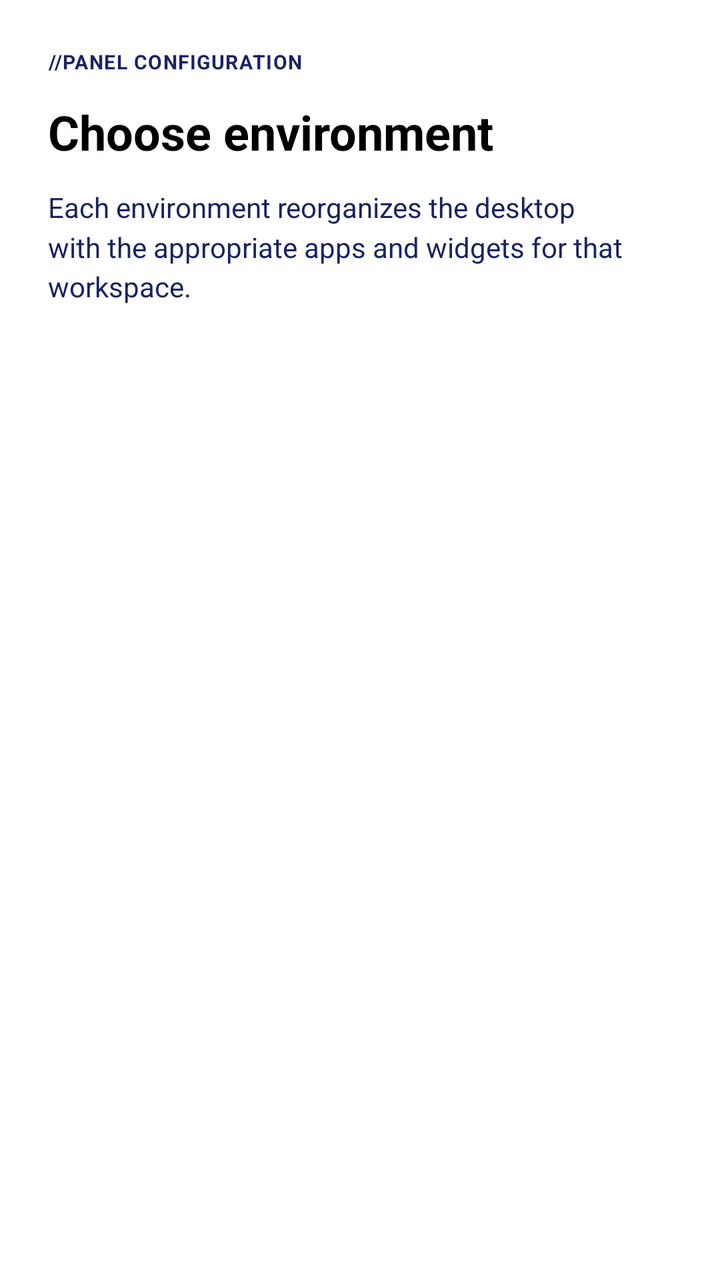
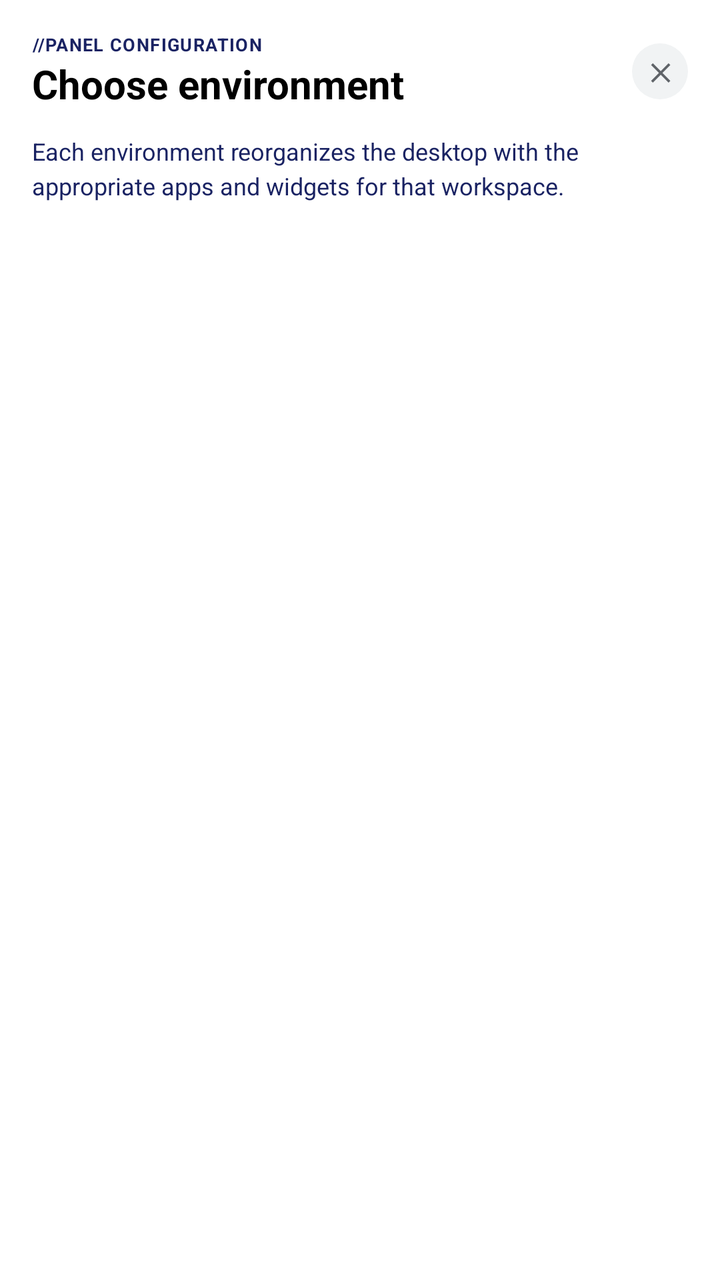

Before-and-after screenshots of an Android layout around one commit, followed by the original layout XML and the change that was made.
<!-- AndroidManifest.xml: application theme Theme.LauncherTs13 -->
<!-- res/layout/dialog_environment_selector.xml -->
<?xml version="1.0" encoding="utf-8"?>
<LinearLayout xmlns:android="http://schemas.android.com/apk/res/android"
    android:layout_width="match_parent"
    android:layout_height="wrap_content"
    android:orientation="vertical"
    android:padding="24dp">

    <TextView
        android:id="@+id/tvSubtitleHeader"
        android:layout_width="wrap_content"
        android:layout_height="wrap_content"
        android:text="@string/config_panel_title"
        android:textColor="#1A2363"
        android:textSize="10sp"
        android:textStyle="bold"
        android:letterSpacing="0.05"
        android:layout_marginBottom="12dp" />

    <TextView
        android:layout_width="wrap_content"
        android:layout_height="wrap_content"
        android:text="@string/choose_environment"
        android:textColor="#000000"
        android:textSize="24sp"
        android:textStyle="bold"
        android:layout_marginBottom="12dp" />

    <TextView
        android:layout_width="match_parent"
        android:layout_height="wrap_content"
        android:text="@string/environment_desc"
        android:textSize="14sp"
        android:textColor="#1A2363"
        android:lineSpacingMultiplier="1.2"
        android:layout_marginBottom="24dp" />

    <androidx.recyclerview.widget.RecyclerView
        android:id="@+id/rvEnvironments"
        android:layout_width="match_parent"
        android:layout_height="0dp"
        android:layout_weight="1"
        android:overScrollMode="never"
        android:clipToPadding="false"
        android:paddingBottom="8dp" />

</LinearLayout>
<!-- resources referenced by this layout -->
<resources>
  <string name="choose_environment">Choose environment</string>
  <string name="config_panel_title">//PANEL CONFIGURATION</string>
  <string name="environment_desc">Each environment reorganizes the desktop with the appropriate apps and widgets for that workspace.</string>
  <style name="Theme.LauncherTs13" parent="Theme.MaterialComponents.DayNight.NoActionBar">
          <item name="colorPrimary">@color/dock_logo_color</item>
          <item name="colorPrimaryVariant">@color/dock_logo_color</item>
          <item name="colorOnPrimary">@color/white</item>
          <item name="colorSecondary">@color/teal_200</item>
          <item name="colorSecondaryVariant">@color/teal_700</item>
          <item name="colorOnSecondary">@color/black</item>
          <item name="android:windowBackground">@android:color/transparent</item>
          <item name="android:windowIsTranslucent">true</item>
          <item name="android:windowShowWallpaper">true</item>
          <item name="android:statusBarColor">@android:color/transparent</item>
          <item name="android:navigationBarColor">@android:color/transparent</item>
          <item name="android:windowLayoutInDisplayCutoutMode" tools:targetApi="o_mr1">shortEdges</item>
      </style>
  <color name="dock_logo_color">#1A2363</color>
  <color name="white">#FFFFFFFF</color>
  <color name="teal_200">#FF03DAC5</color>
  <color name="teal_700">#FF018786</color>
  <color name="black">#FF000000</color>
</resources>

<!-- the commit's change to res/layout/dialog_environment_selector.xml (unified diff, before → after) -->
@@ -1,38 +1,67 @@
 <?xml version="1.0" encoding="utf-8"?>
 <LinearLayout xmlns:android="http://schemas.android.com/apk/res/android"
+    xmlns:app="http://schemas.android.com/apk/res-auto"
     android:layout_width="match_parent"
-    android:layout_height="wrap_content"
+    android:layout_height="match_parent"
     android:orientation="vertical"
-    android:padding="24dp">
+    android:padding="@dimen/dialog_padding">
 
-    <TextView
-        android:id="@+id/tvSubtitleHeader"
-        android:layout_width="wrap_content"
+    
+    <RelativeLayout
+        android:layout_width="match_parent"
         android:layout_height="wrap_content"
-        android:text="@string/config_panel_title"
-        android:textColor="#1A2363"
-        android:textSize="10sp"
-        android:textStyle="bold"
-        android:letterSpacing="0.05"
-        android:layout_marginBottom="12dp" />
+        android:layout_marginBottom="@dimen/dialog_header_margin_bottom">
 
-    <TextView
-        android:layout_width="wrap_content"
-        android:layout_height="wrap_content"
-        android:text="@string/choose_environment"
-        android:textColor="#000000"
-        android:textSize="24sp"
-        android:textStyle="bold"
-        android:layout_marginBottom="12dp" />
+        <LinearLayout
+            android:layout_width="wrap_content"
+            android:layout_height="wrap_content"
+            android:layout_alignParentStart="true"
+            android:layout_centerVertical="true"
+            android:layout_toStartOf="@id/btn_close_env"
+            android:orientation="vertical">
+
+            <TextView
+                android:layout_width="wrap_content"
+                android:layout_height="wrap_content"
+                android:letterSpacing="0.05"
+                android:text="@string/config_panel_title"
+                android:textColor="#1A2363"
+                android:textSize="@dimen/text_size_header_label"
+                android:textStyle="bold" />
+
+            <TextView
+                android:layout_width="wrap_content"
+                android:layout_height="wrap_content"
+                android:text="@string/choose_environment"
+                android:textColor="#000000"
+                android:textSize="@dimen/text_size_header_title"
+                android:textStyle="bold" />
+        </LinearLayout>
+
+        <TextView
+            android:id="@+id/btn_close_env"
+            android:layout_width="@dimen/dialog_close_button_size"
+            android:layout_height="@dimen/dialog_close_button_size"
+            android:layout_alignParentEnd="true"
+            android:layout_centerVertical="true"
+            android:background="@drawable/bg_name_selector_close"
+            android:clickable="true"
+            android:focusable="true"
+            android:gravity="center"
+            android:text="✕"
+            android:textColor="#5F6368"
+            android:textSize="12sp"
+            android:textStyle="bold" />
+    </RelativeLayout>
 
     <TextView
         android:layout_width="match_parent"
         android:layout_height="wrap_content"
         android:text="@string/environment_desc"
-        android:textSize="14sp"
+        android:textSize="@dimen/text_size_body_secondary"
         android:textColor="#1A2363"
         android:lineSpacingMultiplier="1.2"
-        android:layout_marginBottom="24dp" />
+        android:layout_marginBottom="16dp" />
 
     <androidx.recyclerview.widget.RecyclerView
         android:id="@+id/rvEnvironments"
<!-- resource entries referenced after the edit -->
@@ -1,5 +1,17 @@
 <!-- resources referenced by this layout -->
 <resources>
+  <dimen name="dialog_close_button_size">28dp</dimen>
+  <dimen name="dialog_header_margin_bottom">12dp</dimen>
+  <dimen name="dialog_padding">16dp</dimen>
+  <dimen name="text_size_body_secondary">12sp</dimen>
+  <dimen name="text_size_header_label">9sp</dimen>
+  <dimen name="text_size_header_title">20sp</dimen>
+  <!-- drawable bg_name_selector_close (drawable) -->
+  <?xml version="1.0" encoding="utf-8"?>
+  <shape xmlns:android="http://schemas.android.com/apk/res/android"
+      android:shape="oval">
+      <solid android:color="#F1F3F4" />
+  </shape>
   <string name="choose_environment">Choose environment</string>
   <string name="config_panel_title">//PANEL CONFIGURATION</string>
   <string name="environment_desc">Each environment reorganizes the desktop with the appropriate apps and widgets for that workspace.</string>
